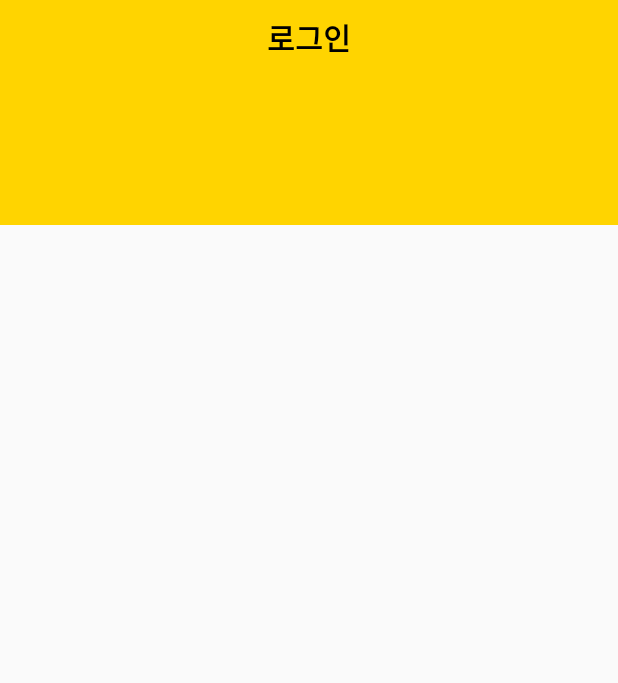
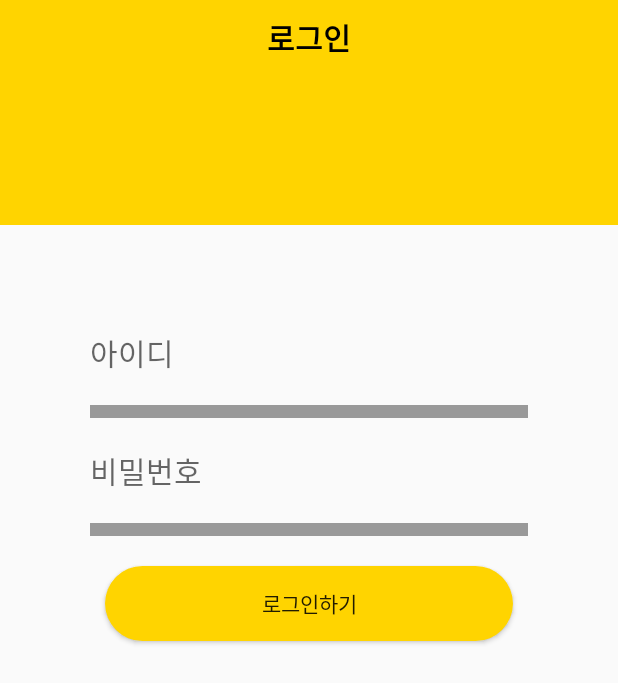
Before and after one commit to HSORI-SLSL/Hansorifront, an Android app: the LoginActivity screen opened directly, with no data from a screen before it, on a phone screen of 412 x 824 dp. Shown: the top 683 px of the screen. Run offline under Robolectric (Android 15) with nearby library versions, the phone set to English and light mode, and no system bars.

```diff
--- /dev/null
+++ b/app/src/main/res/drawable/background_radius_yellow.xml
@@ -0,0 +1,11 @@
+<?xml version="1.0" encoding="utf-8"?>
+<shape xmlns:android="http://schemas.android.com/apk/res/android"
+    android:shape="rectangle" android:padding = "10dp">
+    <solid android:color="#ffd400"></solid>
+    <corners
+        android:bottomLeftRadius="30dp"
+        android:bottomRightRadius="30dp"
+        android:topLeftRadius="30dp"
+        android:topRightRadius="30dp"></corners>
+
+</shape>
--- a/app/src/main/res/layout/activity_login.xml
+++ b/app/src/main/res/layout/activity_login.xml
@@ -6,7 +6,7 @@
     android:layout_width="match_parent"
     android:layout_height="match_parent"
     tools:context=".auth.LoginActivity"
-    android:orientation="horizontal">
+    android:orientation="vertical">
 
 <!--    위쪽 화면 -->
     <LinearLayout
@@ -27,24 +27,48 @@
     <LinearLayout
         android:layout_width="match_parent"
         android:layout_height="wrap_content"
-        android:layout_margin="50dp">
+        android:layout_margin="50dp"
+        android:orientation="vertical">
 
+<!--        아이디-->
         <EditText
             android:hint="아이디"
-            android:layout_width="357dp"
-            android:layout_height="43dp"
-            android:layout_margin="10dp"
-            android:background="@android:color/transparent"/>
+            android:layout_width="match_parent"
+            android:layout_height="50dp"
+            style="@style/AuthEditText"/>
 
         <LinearLayout
             android:layout_width="match_parent"
             android:layout_height="8.5dp"
-            android:background="#999999">
+            android:layout_marginLeft="10dp"
+            android:layout_marginRight="10dp"
+            android:background="#999999"/>
 
-        </LinearLayout>
+
+<!--        비밀번호-->
+        <EditText
+            android:hint="비밀번호"
+            android:layout_width="match_parent"
+            android:layout_height="50dp"
+            android:inputType="textPassword"
+            style="@style/AuthEditText"/>
+
+        <LinearLayout
+            android:layout_width="match_parent"
+            android:layout_height="8.5dp"
+            android:layout_marginLeft="10dp"
+            android:layout_marginRight="10dp"
+            android:background="#999999"/>
+
+        <Button
+            android:text="로그인하기"
+            android:layout_width="match_parent"
+            android:layout_height="50dp"
+            android:layout_margin="20dp"
+            android:background="@drawable/background_radius_yellow"/>
+
 
     </LinearLayout>
 
 
-
 </LinearLayout>
--- a/app/src/main/res/values/themes.xml
+++ b/app/src/main/res/values/themes.xml
@@ -14,4 +14,11 @@
         <item name="android:statusBarColor">?attr/colorPrimaryVariant</item>
         <!-- Customize your theme here. -->
     </style>
+
+    <style name="AuthEditText" parent="android:Widget.EditText">
+
+        <item name="android:background">@android:color/transparent</item>
+        <item name="android:textSize">20sp</item>
+        <item name="android:layout_margin">10dp</item>
+    </style>
 </resources>
```
Also changed, not shown: app/src/main/res/layout/activity_join.xml (+82 -3 lines).
